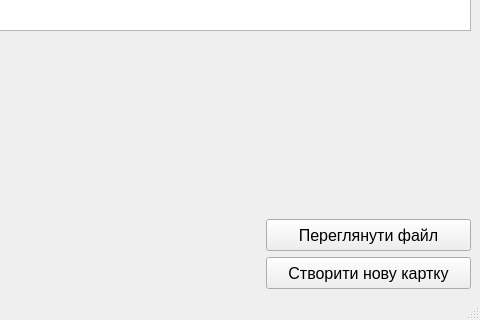
LiquorProg/katalog, file pyqt_files/MainForm.ui: the form before one commit; both pictures show x 701 to 1181 and y 528 to 848 of the 1181 by 848 pixel window.
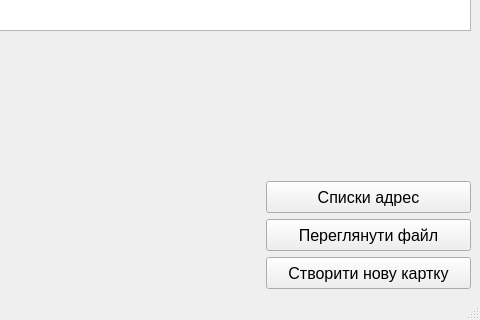
The form after the commit.

Commit message: Поменял создание карточек, сделал создание не через пациента а через адресс. Поменял названия в БД. Таблицу ДЖ переделал под создание диагноза нового пациента. Ячейку для имени пациента переделал в поле для поиска в таблице ДЖ. Переделал SQL запросы в сомом коде. Переделал поиск пациента в главном окне(поменять SQL запрос). Добавил новое окно(доступ через кнопку на главном окне "Списки адрес"), в котором можно просматривать списки областей, районов, н.п. и улиц. Пока добавил только просмотр

Patch:
```diff
--- a/pyqt_files/MainForm.ui
+++ b/pyqt_files/MainForm.ui
@@ -326,6 +326,24 @@
           </property>
          </spacer>
         </item>
+        <item>
+         <widget class="QPushButton" name="address_listsButton">
+          <property name="minimumSize">
+           <size>
+            <width>170</width>
+            <height>32</height>
+           </size>
+          </property>
+          <property name="font">
+           <font>
+            <pointsize>12</pointsize>
+           </font>
+          </property>
+          <property name="text">
+           <string>Списки адрес</string>
+          </property>
+         </widget>
+        </item>
         <item>
          <widget class="QPushButton" name="view_fileButton">
           <property name="minimumSize">
```
The commit also changes 24 other files.
